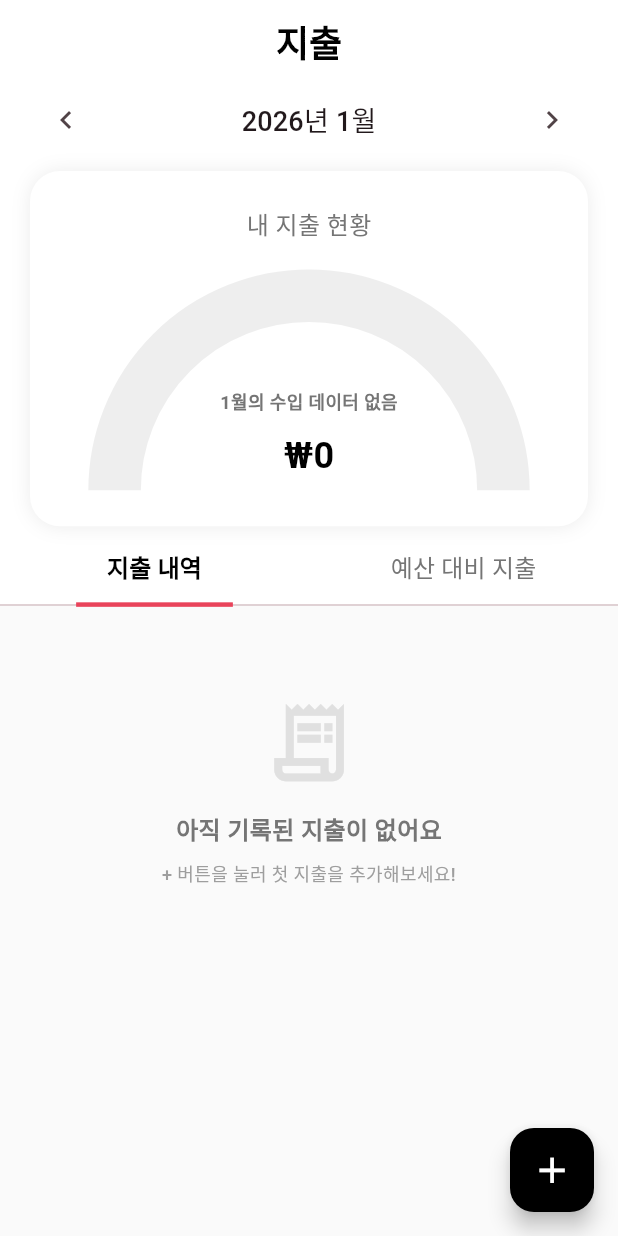
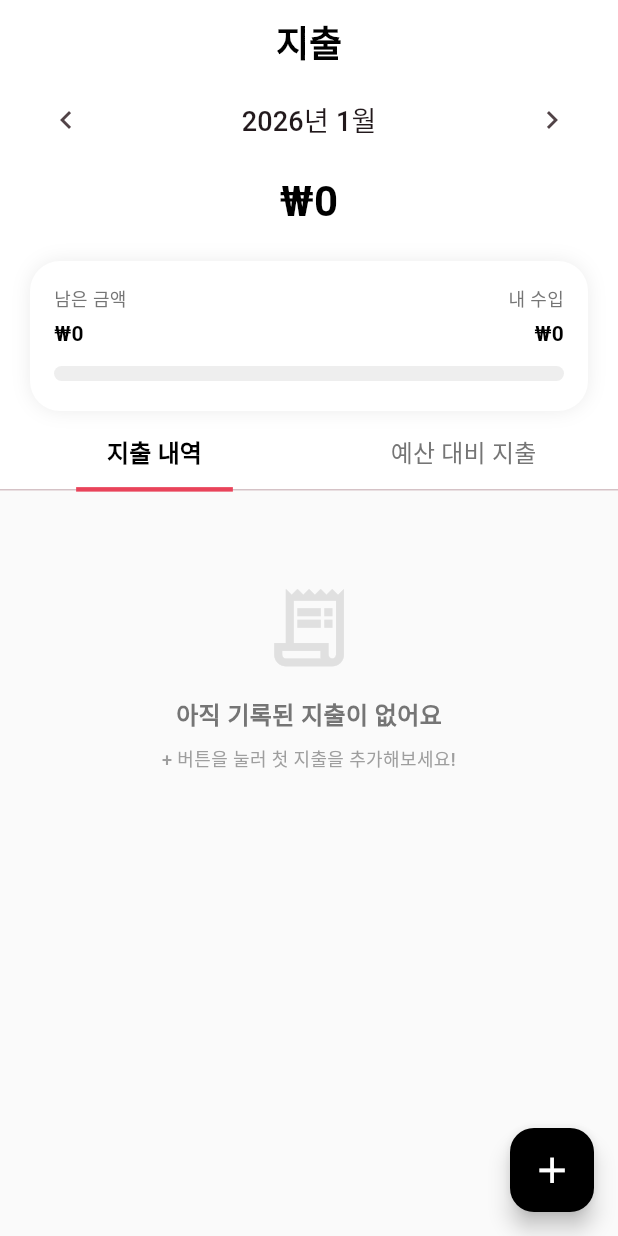
Before and after one commit to MiracleMoney/SYLSYM, a Flutter app: the SpendingScreen screen opened directly, after a tap on the "chevron left" icon, on a phone screen of 412 x 824 dp. Run offline on Flutter 3.47's test engine with Material 3 defaults, Android fonts, the phone set to English and light mode, and no system bars; our stand-ins replace cloud_firestore, device_preview, firebase_auth, firebase_core, firebase_crashlytics, google_fonts and 3 more; accounts and stored records are empty; Roboto replaces fonts that are missing (Gmarket_sans); statements that could not run were skipped.

Commit message:
지출 페이지 샘플1

```diff
--- a/lib/features/spending/presentation/widgets/semi_circle_gauge_chart.dart
+++ b/lib/features/spending/presentation/widgets/semi_circle_gauge_chart.dart
@@ -1,6 +1,5 @@
 import 'package:flutter/material.dart';
 import 'package:miraclemoney/core/constants/sizes.dart';
-import 'dart:math' as math;
 import 'package:miraclemoney/features/spending/data/models/expense_model.dart';
 import 'package:miraclemoney/features/spending/data/constants/expense_category.dart';
 import 'package:intl/intl.dart';
@@ -40,28 +39,8 @@ class SemiCircleGaugeChart extends StatelessWidget {
     };
   }
 
-  double _getBudgetPercentage() {
-    final total = _getTotalAmount();
-    if (budget == null) return 0; // 예산 데이터 없음
-    if (budget == 0) return 0;
-    return (total / budget!) * 100;
-  }
-
-  String _getPercentageText() {
-    if (budget == null) {
-      final monthName = '${selectedMonth.month}월';
-      return '$monthName의 수입 데이터 없음';
-    }
-    return '${_getBudgetPercentage().toStringAsFixed(1)}%';
-  }
-
-  Color _getPercentageColor() {
-    if (budget == null) {
-      return Colors.grey.shade600;
-    }
-    return _getBudgetPercentage() > 100
-        ? const Color(0xFFE9435A)
-        : Colors.grey.shade600;
+  String _formatCurrency(num amount) {
+    return '₩${NumberFormat('#,###').format(amount.toInt())}';
   }
 
   @override
@@ -69,10 +48,31 @@ class SemiCircleGaugeChart extends StatelessWidget {
     final total = _getTotalAmount();
     final categoryAmounts = _getCategoryAmounts();
     final screenHeight = MediaQuery.of(context).size.height;
-    final chartHeight = screenHeight * 0.2; // 화면 높이의 20%
+    // final chartHeight = screenHeight * 0.18; // 화면 높이의 18%
+    final sortedEntries = categoryAmounts.entries.toList()
+      ..sort((a, b) => b.value.compareTo(a.value));
+    final incomeAmount = budget ?? 0;
+    final remainingAmount = incomeAmount - total;
 
-    return Container(
-      padding: const EdgeInsets.all(24),
+    return Column(
+      children: [
+        Text(
+          _formatCurrency(total),
+          style: const TextStyle(
+            fontFamily: 'Gmarket_sans',
+            fontWeight: FontWeight.w700,
+            fontSize: Sizes.size28,
+            color: Colors.black,
+          ),
+        ),
+        const SizedBox(height: 20),
+        Container(
+          padding: const EdgeInsets.only(
+            top: 16,
+            left: 16,
+            right: 16,
+            bottom: 20,
+          ),
           decoration: BoxDecoration(
             color: Colors.white,
             borderRadius: BorderRadius.circular(20),
@@ -86,48 +86,33 @@ class SemiCircleGaugeChart extends StatelessWidget {
           ),
           child: Column(
             children: [
+              Row(
+                children: [
+                  Expanded(
+                    child: Container(
+                      decoration: BoxDecoration(
+                        color: Colors.white,
+                        borderRadius: BorderRadius.circular(12),
+                      ),
+                      child: Column(
+                        crossAxisAlignment: CrossAxisAlignment.start,
+                        children: [
                           Text(
-            '내 지출 현황',
+                            '남은 금액',
                             style: TextStyle(
                               fontFamily: 'Gmarket_sans',
                               fontWeight: FontWeight.w500,
-              fontSize: Sizes.size16,
+                              fontSize: Sizes.size12,
                               color: Colors.grey.shade600,
                             ),
                           ),
-
-          SizedBox(
-            height: chartHeight,
-            child: CustomPaint(
-              painter: _SemiCircleGaugePainter(
-                categoryAmounts: categoryAmounts,
-                total: total,
-                colorMap: _getCategoryColorMap(),
-              ),
-              child: Center(
-                child: Padding(
-                  padding: EdgeInsets.only(top: chartHeight * 0.55),
-                  child: Column(
-                    mainAxisSize: MainAxisSize.min,
-                    children: [
+                          const SizedBox(height: 4),
                           Text(
-                        _getPercentageText(),
-                        style: TextStyle(
-                          fontFamily: 'Gmarket_sans',
-                          fontWeight: FontWeight.w600,
-                          fontSize: budget == null
-                              ? Sizes.size12
-                              : Sizes.size16,
-                          color: _getPercentageColor(),
-                        ),
-                      ),
-                      const SizedBox(height: 10),
-                      Text(
-                        '₩${NumberFormat('#,###').format(total.toInt())}',
+                            _formatCurrency(remainingAmount),
                             style: const TextStyle(
                               fontFamily: 'Gmarket_sans',
                               fontWeight: FontWeight.w700,
-                          fontSize: Sizes.size24,
+                              fontSize: Sizes.size14,
                               color: Colors.black,
                             ),
                           ),
@@ -135,77 +120,139 @@ class SemiCircleGaugeChart extends StatelessWidget {
                       ),
                     ),
                   ),
+                  const SizedBox(width: 12),
+                  Expanded(
+                    child: Container(
+                      decoration: BoxDecoration(
+                        color: Colors.white,
+                        borderRadius: BorderRadius.circular(12),
+                      ),
+                      child: Column(
+                        crossAxisAlignment: CrossAxisAlignment.end,
+                        children: [
+                          Text(
+                            '내 수입',
+                            style: TextStyle(
+                              fontFamily: 'Gmarket_sans',
+                              fontWeight: FontWeight.w500,
+                              fontSize: Sizes.size12,
+                              color: Colors.grey.shade600,
+                            ),
+                          ),
+                          const SizedBox(height: 4),
+                          Text(
+                            _formatCurrency(incomeAmount),
+                            style: const TextStyle(
+                              fontFamily: 'Gmarket_sans',
+                              fontWeight: FontWeight.w700,
+                              fontSize: Sizes.size14,
+                              color: Colors.black,
                             ),
                           ),
                         ],
                       ),
+                    ),
+                  ),
+                ],
+              ),
+              const SizedBox(height: 12),
+              SizedBox(
+                height: 10,
+                child: LayoutBuilder(
+                  builder: (context, constraints) {
+                    if (total == 0 || incomeAmount <= 0) {
+                      return Container(
+                        height: 16,
+                        decoration: BoxDecoration(
+                          color: Colors.grey.shade200,
+                          borderRadius: BorderRadius.circular(12),
+                        ),
+                      );
+                    }
+
+                    var segments = sortedEntries
+                        .where((entry) => entry.value > 0)
+                        .map(
+                          (entry) => _BarSegment(
+                            color:
+                                _getCategoryColorMap()[entry.key] ??
+                                Colors.grey,
+                            flex: ((entry.value / incomeAmount) * 1000).round(),
+                          ),
+                        )
+                        .where((segment) => segment.flex > 0)
+                        .toList();
+
+                    var totalFlex = segments.fold<int>(
+                      0,
+                      (sum, item) => sum + item.flex,
+                    );
+
+                    if (totalFlex == 0) {
+                      return Container(
+                        height: 16,
+                        decoration: BoxDecoration(
+                          color: Colors.grey.shade200,
+                          borderRadius: BorderRadius.circular(12),
+                        ),
+                      );
+                    }
+
+                    if (totalFlex > 1000) {
+                      final scale = 1000 / totalFlex;
+                      segments = segments
+                          .map(
+                            (segment) => _BarSegment(
+                              color: segment.color,
+                              flex: (segment.flex * scale).round(),
+                            ),
+                          )
+                          .where((segment) => segment.flex > 0)
+                          .toList();
+                      totalFlex = segments.fold<int>(
+                        0,
+                        (sum, item) => sum + item.flex,
+                      );
+                    }
+
+                    final remainingFlex = (1000 - totalFlex).clamp(0, 1000);
+
+                    return ClipRRect(
+                      borderRadius: BorderRadius.circular(12),
+                      child: Container(
+                        height: 16,
+                        color: Colors.grey.shade200,
+                        child: Row(
+                          children: [
+                            ...segments.map(
+                              (segment) => Expanded(
+                                flex: segment.flex > 0 ? segment.flex : 1,
+                                child: Container(color: segment.color),
+                              ),
+                            ),
+                            if (remainingFlex > 0)
+                              Expanded(
+                                flex: remainingFlex,
+                                child: const SizedBox.shrink(),
+                              ),
+                          ],
+                        ),
+                      ),
+                    );
+                  },
+                ),
+              ),
+            ],
+          ),
+        ),
+      ],
     );
   }
 }
 
-class _SemiCircleGaugePainter extends CustomPainter {
-  final Map<String, double> categoryAmounts;
-  final double total;
-  final Map<String, Color> colorMap;
+class _BarSegment {
+  final Color color;
+  final int flex;
 
-  _SemiCircleGaugePainter({
-    required this.categoryAmounts,
-    required this.total,
-    required this.colorMap,
-  });
-
-  @override
-  void paint(Canvas canvas, Size size) {
-    final center = Offset(size.width / 2, size.height);
-    final radius = size.width / 2.5;
-    final strokeWidth = 35.0;
-
-    if (total == 0) {
-      // 데이터가 없을 때 회색 반원
-      final paint = Paint()
-        ..color = Colors.grey.shade200
-        ..style = PaintingStyle.stroke
-        ..strokeWidth = strokeWidth
-        ..strokeCap = StrokeCap.butt;
-
-      canvas.drawArc(
-        Rect.fromCircle(center: center, radius: radius),
-        math.pi,
-        math.pi,
-        false,
-        paint,
-      );
-      return;
+  _BarSegment({required this.color, required this.flex});
 }
-
-    double startAngle = math.pi;
-
-    // 금액이 큰 순서대로 정렬
-    final sortedEntries = categoryAmounts.entries.toList()
-      ..sort((a, b) => b.value.compareTo(a.value));
-
-    for (final entry in sortedEntries) {
-      final sweepAngle = (entry.value / total) * math.pi;
-      final categoryColor =
-          colorMap[entry.key] ?? Colors.grey; // 카테고리에 해당하는 색상 사용
-      final paint = Paint()
-        ..color = categoryColor
-        ..style = PaintingStyle.stroke
-        ..strokeWidth = strokeWidth
-        ..strokeCap = StrokeCap.butt;
-
-      canvas.drawArc(
-        Rect.fromCircle(center: center, radius: radius),
-        startAngle,
-        sweepAngle,
-        false,
-        paint,
-      );
-
-      startAngle += sweepAngle;
-    }
-  }
-
-  @override
-  bool shouldRepaint(covariant CustomPainter oldDelegate) => true;
-}
```
Lines whose indentation alone changed are shown as unchanged.
